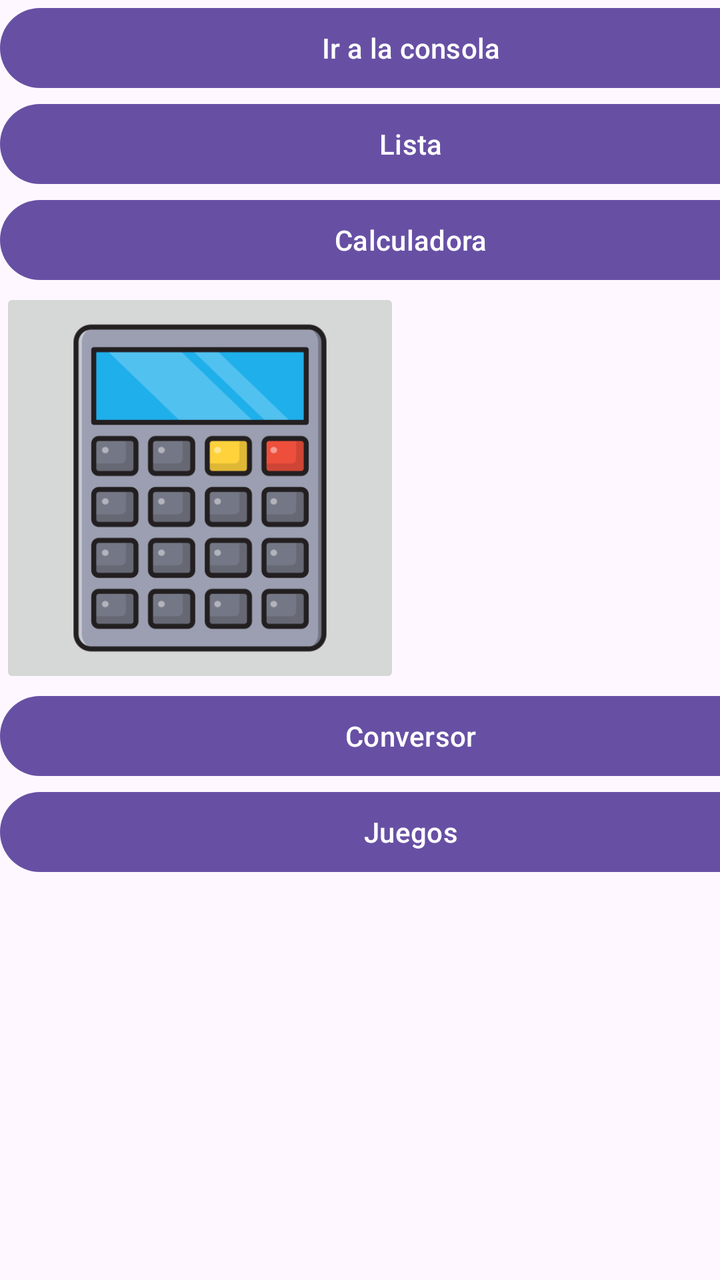
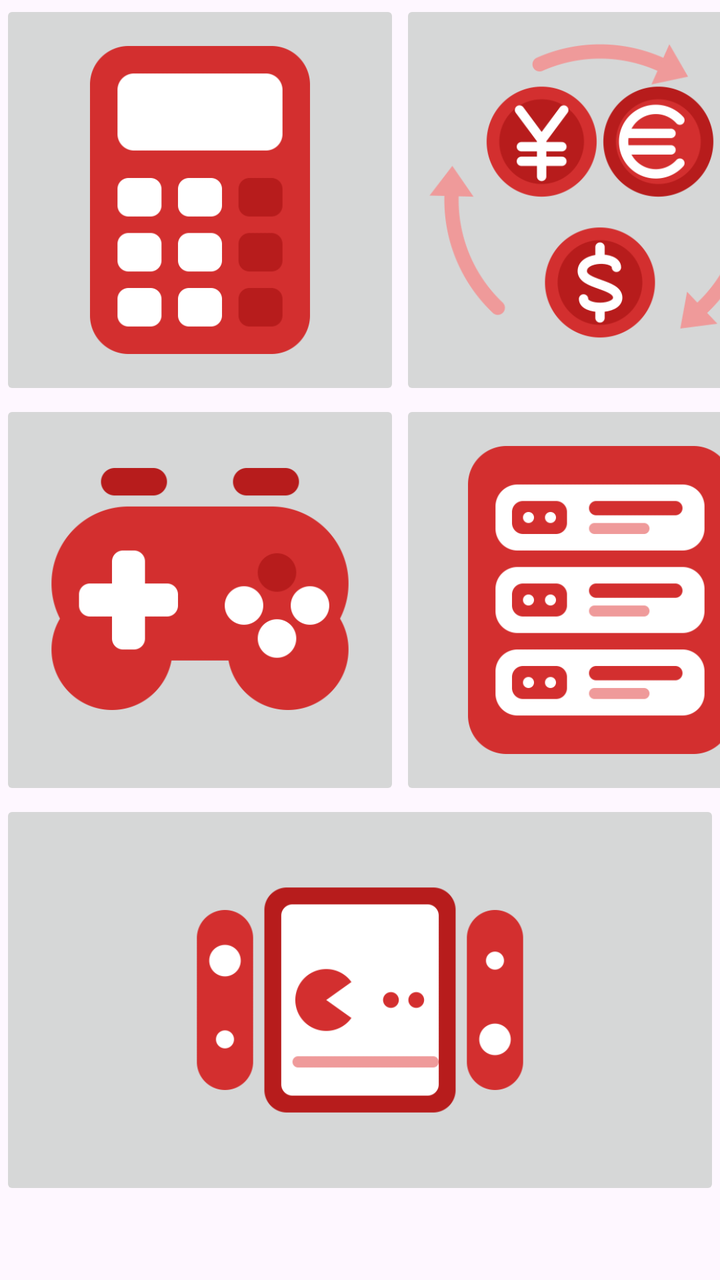

Before-and-after screenshots of an Android layout around one commit, followed by the original layout XML and the change that was made.
<!-- AndroidManifest.xml: application theme Theme.ListaConsolas -->
<!-- res/layout/activity_main.xml -->
<?xml version="1.0" encoding="utf-8"?>
<LinearLayout xmlns:android="http://schemas.android.com/apk/res/android"
    xmlns:app="http://schemas.android.com/apk/res-auto"
    xmlns:tools="http://schemas.android.com/tools"
    android:id="@+id/main"
    android:layout_width="match_parent"
    android:layout_height="match_parent"
    android:orientation="vertical"
    tools:context=".MainActivity">

    <Button
        android:id="@+id/bIrConsola"
        android:layout_width="411dp"
        android:layout_height="wrap_content"
        android:text="Ir a la consola" />

    <Button
        android:id="@+id/bLista"
        android:layout_width="411dp"
        android:layout_height="wrap_content"
        android:text="Lista" />

    <Button
        android:id="@+id/bCalculadora2"
        android:layout_width="411dp"
        android:layout_height="wrap_content"
        android:text="Calculadora" />

    <ImageButton
        android:id="@+id/bCalculadora"
        android:layout_width="200dp"
        android:layout_height="200dp"
        android:scaleType="fitCenter"
        app:srcCompat="@drawable/calculadora" />

    <Button
        android:id="@+id/bConversor"
        android:layout_width="411dp"
        android:layout_height="wrap_content"
        android:text="Conversor" />

    <Button
        android:id="@+id/bJuegos"
        android:layout_width="411dp"
        android:layout_height="wrap_content"
        android:text="Juegos" />

</LinearLayout>
<!-- resources referenced by this layout -->
<resources>
  <!-- drawable calculadora: png bitmap (drawable, 25879 bytes) -->
  <style name="Theme.ListaConsolas" parent="Base.Theme.ListaVideojuegos" />
  <style name="Base.Theme.ListaVideojuegos" parent="Theme.Material3.DayNight.NoActionBar">
          
          
      </style>
</resources>

<!-- the commit's change to res/layout/activity_main.xml (unified diff, before → after) -->
@@ -8,41 +8,58 @@
     android:orientation="vertical"
     tools:context=".MainActivity">
 
-    <Button
-        android:id="@+id/bIrConsola"
-        android:layout_width="411dp"
+    <LinearLayout
+        android:layout_width="match_parent"
         android:layout_height="wrap_content"
-        android:text="Ir a la consola" />
+        android:orientation="horizontal">
 
-    <Button
-        android:id="@+id/bLista"
-        android:layout_width="411dp"
+        <ImageButton
+            android:id="@+id/bCalculadora"
+            android:layout_width="200dp"
+            android:layout_height="200dp"
+            android:scaleType="fitCenter"
+            app:srcCompat="@drawable/calculadora" />
+
+        <ImageButton
+            android:id="@+id/bConversor"
+            android:layout_width="200dp"
+            android:layout_height="200dp"
+            android:scaleType="fitCenter"
+            app:srcCompat="@drawable/conversor" />
+
+    </LinearLayout>
+
+    <LinearLayout
+        android:layout_width="match_parent"
         android:layout_height="wrap_content"
-        android:text="Lista" />
+        android:orientation="horizontal">
 
-    <Button
-        android:id="@+id/bCalculadora2"
-        android:layout_width="411dp"
-        android:layout_height="wrap_content"
-        android:text="Calculadora" />
+        <ImageButton
+            android:id="@+id/bJuegos"
+            android:layout_width="200dp"
+            android:layout_height="200dp"
+            android:scaleType="fitCenter"
+            app:srcCompat="@drawable/juegos" />
 
-    <ImageButton
-        android:id="@+id/bCalculadora"
-        android:layout_width="200dp"
-        android:layout_height="200dp"
-        android:scaleType="fitCenter"
-        app:srcCompat="@drawable/calculadora" />
+        <ImageButton
+            android:id="@+id/bLista"
+            android:layout_width="200dp"
+            android:layout_height="200dp"
+            android:scaleType="fitCenter"
+            app:srcCompat="@drawable/lista" />
+    </LinearLayout>
 
-    <Button
-        android:id="@+id/bConversor"
-        android:layout_width="411dp"
-        android:layout_height="wrap_content"
-        android:text="Conversor" />
+    <LinearLayout
+        android:layout_width="match_parent"
+        android:layout_height="match_parent"
+        android:orientation="horizontal">
 
-    <Button
-        android:id="@+id/bJuegos"
-        android:layout_width="411dp"
-        android:layout_height="wrap_content"
-        android:text="Juegos" />
+        <ImageButton
+            android:id="@+id/bIrConsola"
+            android:layout_width="match_parent"
+            android:layout_height="200dp"
+            android:scaleType="fitCenter"
+            app:srcCompat="@drawable/consola" />
+    </LinearLayout>
 
 </LinearLayout>
<!-- resource entries referenced after the edit -->
@@ -1,6 +1,10 @@
 <!-- resources referenced by this layout -->
 <resources>
-  <!-- drawable calculadora: png bitmap (drawable, 25879 bytes) -->
+  <!-- drawable calculadora: png bitmap (drawable, 16222 bytes) -->
+  <!-- drawable consola: png bitmap (drawable, 18695 bytes) -->
+  <!-- drawable conversor: png bitmap (drawable, 44687 bytes) -->
+  <!-- drawable juegos: png bitmap (drawable, 20582 bytes) -->
+  <!-- drawable lista: png bitmap (drawable, 20829 bytes) -->
   <style name="Theme.ListaConsolas" parent="Base.Theme.ListaVideojuegos" />
   <style name="Base.Theme.ListaVideojuegos" parent="Theme.Material3.DayNight.NoActionBar">
           
